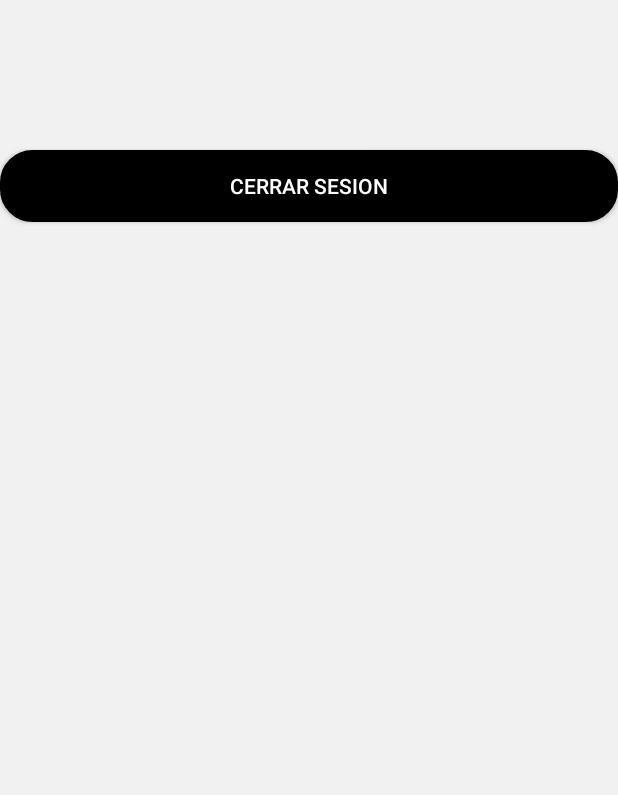
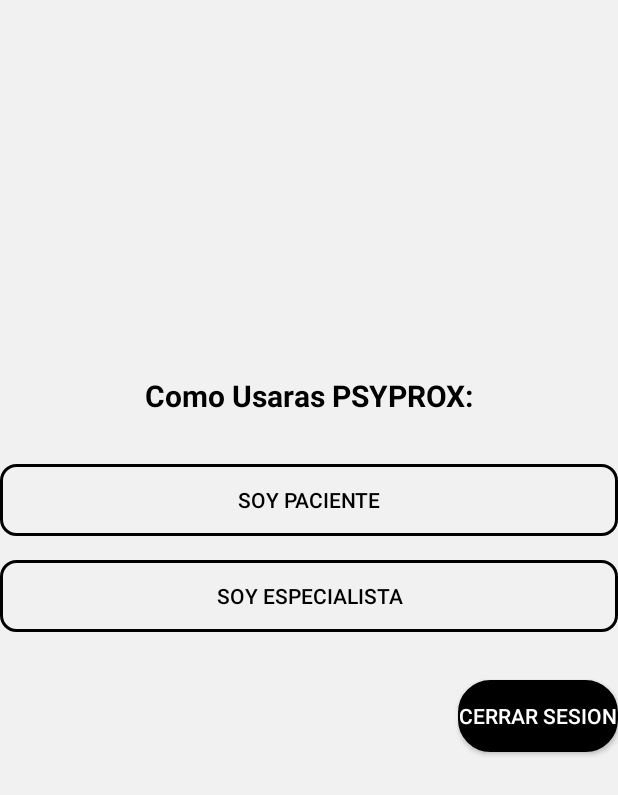
Before and after one commit to CarlosHerrera17061048/PsyProx, an Android app: the LoginChoice screen opened directly, with no data from a screen before it, on a phone screen of 412 x 824 dp. Shown: the top 795 px of the screen. Run offline under Robolectric (Android 15) with nearby library versions, the phone set to English and light mode, and no system bars; our stand-ins replace Firebase (no records; nobody signed in at launch, a user with empty details on screens opened directly); libraries missing offline, so code that uses them is left out: com.facebook, com.facebook.login.

Commit message:
git qw iqw esc qw quit write qw iqw Exit
	exit
	akls;dkada
	akls;dja;sd
	as;laskd;l
	asd
	asd;asd
	a

	quit
	qw
	:wq

```diff
--- a/PsyProx/app/src/main/java/com/charles/psyprox/LoginChoice.kt
+++ b/PsyProx/app/src/main/java/com/charles/psyprox/LoginChoice.kt
@@ -1,19 +1,25 @@
 package com.charles.psyprox
 
 import android.content.Context
+import android.content.Intent
+import android.content.QuickViewConstants
 import android.content.SharedPreferences
 import androidx.appcompat.app.AppCompatActivity
 import android.os.Bundle
 import android.provider.ContactsContract
+import android.view.View
+import com.facebook.login.LoginManager
 import com.google.firebase.auth.FirebaseAuth
 import kotlinx.android.synthetic.main.activity_login_choice.*
 
 enum class  ProviderType{
     BASIC,
     GOOGLE,
-    FACBOOK
+    FACEBOOK
 }
+
 class LoginChoice : AppCompatActivity() {
+
     override fun onCreate(savedInstanceState: Bundle?) {
         super.onCreate(savedInstanceState)
         setContentView(R.layout.activity_login_choice)
@@ -30,21 +36,45 @@ class LoginChoice : AppCompatActivity() {
         prefs.putString("provider",provider)
         prefs.apply()
 
+        btnPac.setOnClickListener{
+
+                val intent = Intent(this, Profile_Creation::class.java).apply {
+                    putExtra("tipoUsuario","UsuarioNormal")
+                    putExtra("email",email)
+                }
+                startActivity(intent)
+
+        }
+
+        btnEsp.setOnClickListener{
+            val intent = Intent(this, Profile_Creation::class.java).apply {
+                putExtra("tipoUsuario","Especialista")
+                putExtra("email",email)
+            }
+            startActivity(intent)
+
+        }
+
     }
     private fun setup(email: String, provider: String){
-        txtEmail.text= email
-        txtContra.text= provider
+       // txtEmail.text= email
+       // txtContra.text= provider
 
         btnCerrarSesion.setOnClickListener {
 
+                //Borrar Datos
             val prefs = getSharedPreferences(getString(R.string.prefs_file), Context.MODE_PRIVATE).edit()
             prefs.clear()
             prefs.apply()
 
+            if(provider == ProviderType.FACEBOOK.name){
+                LoginManager.getInstance().logOut()
+            }
             FirebaseAuth.getInstance().signOut()
             onBackPressed()
 
         }
 
     }
-}
+
+  }
--- a/PsyProx/app/src/main/res/layout/activity_login_choice.xml
+++ b/PsyProx/app/src/main/res/layout/activity_login_choice.xml
@@ -1,33 +1,63 @@
 <?xml version="1.0" encoding="utf-8"?>
-<LinearLayout xmlns:android="http://schemas.android.com/apk/res/android"
+<androidx.constraintlayout.widget.ConstraintLayout xmlns:android="http://schemas.android.com/apk/res/android"
     xmlns:app="http://schemas.android.com/apk/res-auto"
     xmlns:tools="http://schemas.android.com/tools"
+    android:id="@+id/linearLayout"
     android:layout_width="match_parent"
     android:layout_height="match_parent"
-    tools:context=".LoginChoice"
-    android:orientation="vertical"
-    android:background="#F1F1F1">
+    android:background="#F1F1F1"
+    tools:context=".LoginChoice">
 
     <TextView
-        android:id="@+id/txtEmail"
-        android:layout_width="match_parent"
+        android:id="@+id/textView"
+        android:layout_width="0dp"
         android:layout_height="wrap_content"
-        android:padding="15dp"
-        android:text="Email"
-        android:textColor="@color/black" />
+        android:layout_marginTop="250dp"
+        android:text="Como Usaras PSYPROX:"
+        android:textAlignment="center"
+        android:textColor="@color/black"
+        android:textSize="20dp"
+        android:textStyle="bold"
+        app:layout_constraintEnd_toEndOf="parent"
+        app:layout_constraintStart_toStartOf="parent"
+        app:layout_constraintTop_toTopOf="parent" />
 
-    <TextView
-        android:id="@+id/txtContra"
-        android:layout_width="match_parent"
+    <Button
+        android:id="@+id/btnPac"
+        android:layout_width="0dp"
         android:layout_height="wrap_content"
-        android:padding="15dp"
-        android:text="provedor"
-        android:textColor="@color/black" />
+        android:layout_marginTop="32dp"
+        android:layout_marginBottom="8dp"
+        android:background="@drawable/button_rounded_border"
+        android:text="Soy Paciente"
+        android:textColor="@color/black"
+        app:layout_constraintBottom_toTopOf="@+id/btnEsp"
+        app:layout_constraintEnd_toEndOf="parent"
+        app:layout_constraintStart_toStartOf="parent"
+        app:layout_constraintTop_toBottomOf="@+id/textView" />
+
+    <Button
+        android:id="@+id/btnEsp"
+        android:layout_width="0dp"
+        android:layout_height="wrap_content"
+        android:layout_marginTop="8dp"
+        android:layout_marginBottom="32dp"
+        android:background="@drawable/button_rounded_border"
+        android:text="Soy Especialista"
+        android:textColor="@color/black"
+        app:layout_constraintBottom_toTopOf="@+id/btnCerrarSesion"
+        app:layout_constraintEnd_toEndOf="parent"
+        app:layout_constraintStart_toStartOf="parent"
+        app:layout_constraintTop_toBottomOf="@+id/btnPac" />
 
     <Button
         android:id="@+id/btnCerrarSesion"
-        android:layout_width="match_parent"
+        android:layout_width="wrap_content"
         android:layout_height="wrap_content"
+        android:layout_marginTop="32dp"
+        android:background="@drawable/button_rounded"
         android:text="Cerrar Sesion"
-        android:background="@drawable/button_rounded"/>
-</LinearLayout>
+
+        app:layout_constraintEnd_toEndOf="parent"
+        app:layout_constraintTop_toBottomOf="@+id/btnEsp" />
+</androidx.constraintlayout.widget.ConstraintLayout>
--- a/PsyProx/app/src/main/res/values/strings.xml
+++ b/PsyProx/app/src/main/res/values/strings.xml
@@ -1,4 +1,7 @@
 <resources>
     <string name="app_name">PsyProx</string>
     <string name="prefs_file">com.charles.psyprox.PREFERENCE_FILE_KEY</string>
+    <string name="facebook_app_id">3000307683585159</string>
+    <string name="fb_login_protocol_scheme">fb3000307683585159</string>
+
 </resources>
```
Also changed, not shown: PsyProx/app/build.gradle (+6 -4 lines), PsyProx/app/src/main/AndroidManifest.xml (+26 -2 lines), PsyProx/app/src/main/java/com/charles/psyprox/MainActivity.kt (+60 -4 lines), PsyProx/app/src/main/java/com/charles/psyprox/Profile_Creation.java (added, +110 -0 lines), PsyProx/app/src/main/java/com/charles/psyprox/UploadFiles.java (added, +19 -0 lines), PsyProx/app/src/main/res/layout/activity_profile__creation.xml (added, +183 -0 lines), PsyProx/app/src/main/res/layout/activity_upload_files2.xml (added, +102 -0 lines), PsyProx/app/src/main/res/drawable/blankpicture.png (added), PsyProx/app/src/main/res/drawable/button_rounded_border.xml (line endings or trailing spaces), PsyProx/app/src/main/res/drawable/noimagen.png (added), 1 other file.
